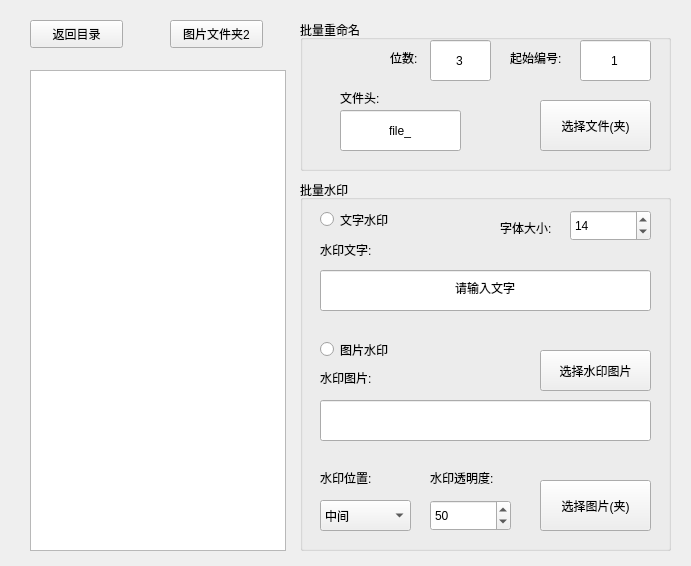
The window that mini_sys5.ui (kkblank/Automation-Toolbox) describes before a commit, drawn with Qt 5.
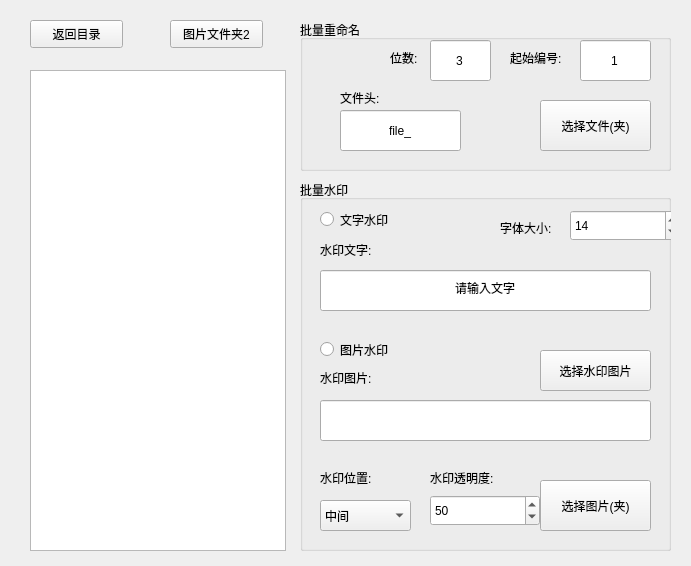
The same window after the commit.

The edit to the form file:
```diff
--- a/mini_sys5.ui
+++ b/mini_sys5.ui
@@ -239,8 +239,8 @@
     <property name="geometry">
      <rect>
       <x>130</x>
-      <y>320</y>
-      <width>81</width>
+       <y>315</y>
+       <width>110</width>
       <height>31</height>
      </rect>
     </property>
@@ -256,7 +256,7 @@
      <rect>
       <x>270</x>
       <y>30</y>
-      <width>81</width>
+       <width>110</width>
       <height>31</height>
      </rect>
     </property>
```
Lines whose indentation alone changed are shown as unchanged.
